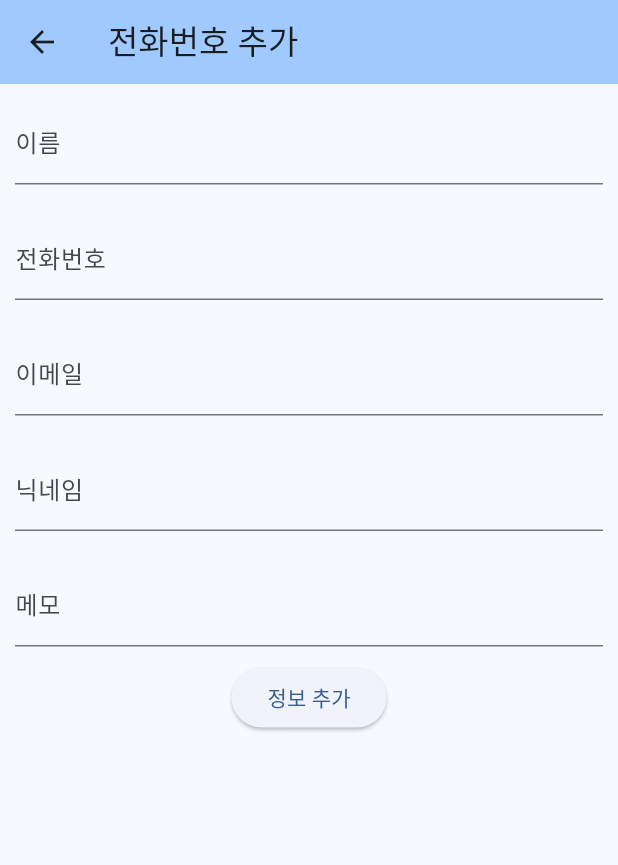
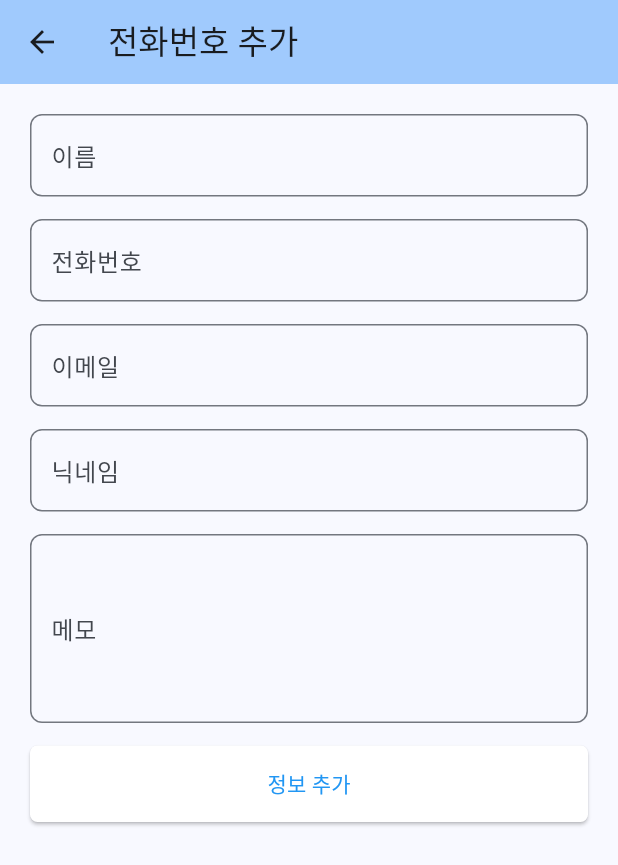
Before and after one commit to kimyk0101/phone_app_flutter, a Flutter app: the WriteForm screen opened by its route, after a tap on "정보 추가", on a phone screen of 412 x 824 dp. Shown: the top 865 px of the screen. Run offline on Flutter 3.47's test engine with Material 3 defaults, Android fonts, the phone set to English and light mode, and no system bars; our stand-ins replace dio; network calls fail.

Commit message:
[연경] 추가 기능 UI 변경

```diff
--- a/lib/writeForm.dart
+++ b/lib/writeForm.dart
@@ -35,70 +35,92 @@ class _WriteFormState extends State<_WriteForm> {
 
   @override
   Widget build(BuildContext context) {
-    return Container(
+    return SingleChildScrollView(
+      child: Container(
+        padding: EdgeInsets.all(20),
         child: Form(
           child: Column(
+            crossAxisAlignment: CrossAxisAlignment.start,
             children: <Widget>[
-            Container(
-              margin: EdgeInsets.all(10),
-              child: TextFormField(
-                controller: _nameController,
-                decoration: InputDecoration(
-                  labelText: "이름",
-                  hintText: "이름을 입력하세요",
-                ),
-              ),
-            ),
-            Container(
-              margin: EdgeInsets.all(10),
-              child: TextFormField(
-                controller: _phoneNumberController,
-                decoration: InputDecoration(
-                  labelText: "전화번호",
-                  hintText: "전화번호를 입력하세요",
-                ),
-              ),
-            ),
-            Container(
-              margin: EdgeInsets.all(10),
-              child: TextFormField(
-                controller: _emailController,
-                decoration: InputDecoration(
-                  labelText: "이메일",
-                  hintText: "이메일을 입력하세요",
-                ),
-                keyboardType: TextInputType.emailAddress, // 이메일 입력 모드
-              ),
-            ),
-            Container(
-              margin: EdgeInsets.all(10),
-              child: TextFormField(
-                controller: _nicknameController,
-                decoration: InputDecoration(
-                  labelText: "닉네임",
-                  hintText: "닉네임을 입력하세요",
-                ),
-              ),
-            ),
-            Container(
-              margin: EdgeInsets.all(10),
-              child: TextFormField(
-                controller: _memoController,
-                decoration: InputDecoration(
-                  labelText: "메모",
-                  hintText: "메모를 입력하세요",
-                ),
-              ),
-            ),
+              _buildTextField(_nameController, "이름", "이름을 입력하세요"),
+              _buildTextField(_phoneNumberController, "전화번호", "전화번호를 입력하세요"),
+              _buildTextField(_emailController, "이메일", "이메일을 입력하세요"),
+              _buildTextField(_nicknameController, "닉네임", "닉네임을 입력하세요"),
+              _buildMemoField(_memoController, "메모", "메모를 입력하세요"),
               SizedBox(
+                width: double.infinity,
                 child: ElevatedButton(
                   onPressed: () {
                     createInfo();
                   },
+                  style: ElevatedButton.styleFrom(
+                    padding: EdgeInsets.symmetric(vertical: 15),
+                    backgroundColor: Colors.white, // 버튼 배경색
+                    foregroundColor: Colors.blue, // 버튼 텍스트 및 아이콘 색상
+                    shape: RoundedRectangleBorder(
+                      borderRadius: BorderRadius.circular(5),
+                    ),
+                  ),
                   child: Text('정보 추가'),
                 ),
               ),
             ],
+          ),
+        ),
+      ),
+    );
+  }
+
+  // 기본 TextFormField 스타일을 위한 메소드
+  Widget _buildTextField(
+    TextEditingController controller,
+    String label,
+    String hint,
+  ) {
+    return Container(
+      margin: EdgeInsets.only(bottom: 15),
+      child: TextFormField(
+        controller: controller,
+        decoration: InputDecoration(
+          labelText: label,
+          hintText: hint,
+          contentPadding: EdgeInsets.symmetric(vertical: 15, horizontal: 10),
+          border: OutlineInputBorder(
+            borderRadius: BorderRadius.circular(8),
+            borderSide: BorderSide(color: Colors.grey),
+          ),
+          focusedBorder: OutlineInputBorder(
+            borderRadius: BorderRadius.circular(8),
+            borderSide: BorderSide(color: Colors.blue),
+          ),
+        ),
+      ),
+    );
+  }
+
+  // 메모 입력 필드 스타일을 위한 메소드
+  Widget _buildMemoField(
+    TextEditingController controller,
+    String label,
+    String hint,
+  ) {
+    return Container(
+      margin: EdgeInsets.only(bottom: 15),
+      child: TextFormField(
+        controller: controller,
+        maxLines: 4,
+        decoration: InputDecoration(
+          labelText: label,
+          hintText: hint,
+          contentPadding: EdgeInsets.symmetric(vertical: 15, horizontal: 10),
+          border: OutlineInputBorder(
+            borderRadius: BorderRadius.circular(8),
+            borderSide: BorderSide(color: Colors.grey),
+          ),
+          focusedBorder: OutlineInputBorder(
+            borderRadius: BorderRadius.circular(8),
+            borderSide: BorderSide(color: Colors.blue),
+          ),
         ),
       ),
     );
@@ -114,14 +136,19 @@ class _WriteFormState extends State<_WriteForm> {
         name: _nameController.text,
         phone_number: _phoneNumberController.text,
         email: _emailController.text,
-        nickname: _nicknameController.text,
-        memo: _memoController.text,
+        // nickname: _nicknameController.text,
+        // memo: _memoController.text,
+        nickname:
+            _nicknameController.text.isEmpty ? null : _nicknameController.text,
+        memo: _memoController.text.isEmpty ? null : _memoController.text,
       );
 
       final response = await dio.post(
         apiEndpoint + "/insert",
         data: phoneAppVo.toJson(),
       );
+      // [연경] - 위의 주소 오류로 아래 사용(연경만)
+      // final response = await dio.post(apiEndpoint, data: phoneAppVo.toJson());
 
       if (response.statusCode == 200) {
         Navigator.pushNamed(context, "/");
```
Lines whose indentation alone changed are shown as unchanged.
